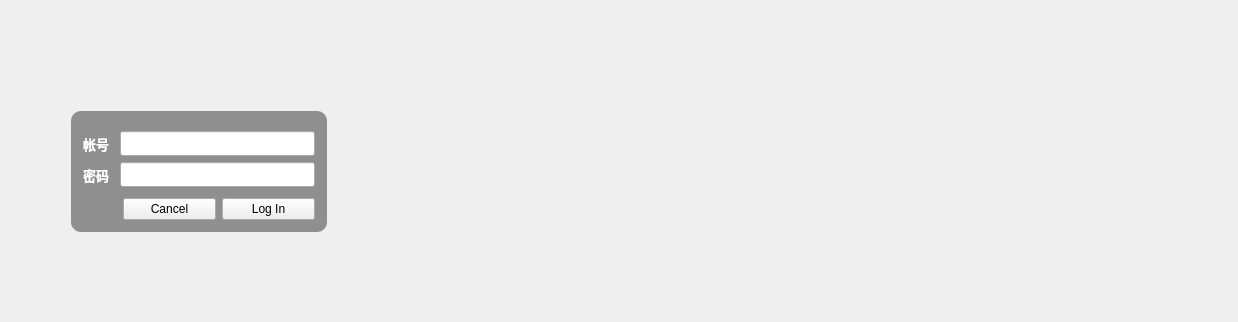
First picture: the form in src/server/login.ui, repository Connor1996/Distributed-Air-Conditioning-System, before the edit.
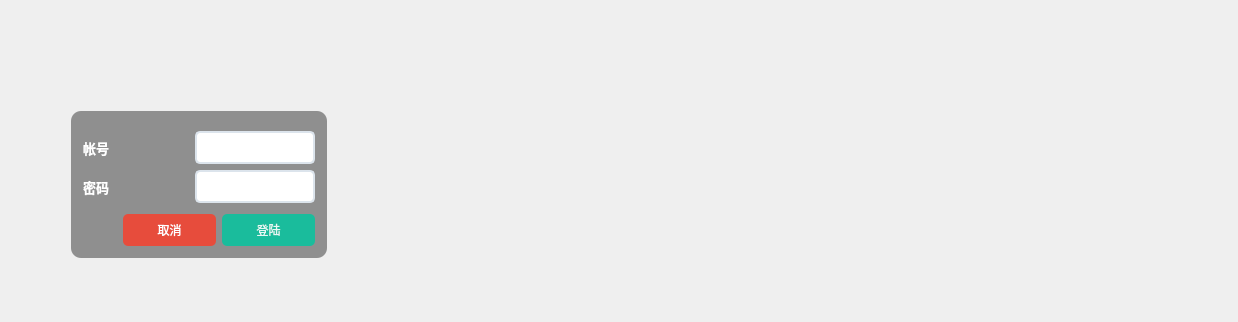
Second picture: the form after the edit. Icons and pictures are not drawn.

Diff of the .ui file:
```diff
--- a/src/server/login.ui
+++ b/src/server/login.ui
@@ -140,6 +140,12 @@
           </item>
           <item>
            <widget class="QLineEdit" name="usernameEdit">
+            <property name="sizePolicy">
+             <sizepolicy hsizetype="Minimum" vsizetype="Fixed">
+              <horstretch>0</horstretch>
+              <verstretch>0</verstretch>
+             </sizepolicy>
+            </property>
             <property name="font">
              <font>
               <family>微软雅黑</family>
@@ -151,6 +157,10 @@
             <property name="autoFillBackground">
              <bool>false</bool>
             </property>
+            <property name="styleSheet">
+             <string notr="true">QLineEdit{border-style:none;padding:5px;border-radius:5px;border:2px solid #DCE4EC;}
+QLineEdit:focus{border:2px solid #3498DB;}</string>
+            </property>
            </widget>
           </item>
          </layout>
@@ -193,6 +203,12 @@
           </item>
           <item>
            <widget class="QLineEdit" name="passwordEdit">
+            <property name="sizePolicy">
+             <sizepolicy hsizetype="Minimum" vsizetype="Fixed">
+              <horstretch>0</horstretch>
+              <verstretch>0</verstretch>
+             </sizepolicy>
+            </property>
             <property name="font">
              <font>
               <family>微软雅黑</family>
@@ -202,7 +218,8 @@
              <bool>false</bool>
             </property>
             <property name="styleSheet">
-             <string notr="true"/>
+             <string notr="true">QLineEdit{border-style:none;padding:5px;border-radius:5px;border:2px solid #DCE4EC;}
+QLineEdit:focus{border:2px solid #3498DB;}</string>
             </property>
             <property name="text">
              <string/>
@@ -257,10 +274,11 @@
              <enum>Qt::NoFocus</enum>
             </property>
             <property name="styleSheet">
-             <string notr="true"/>
+             <string notr="true">QPushButton{border-style:none;padding:7px;border-radius:5px;color:#FFFFFF;background:#E74C3C;}
+QPushButton:hover{color:#FFF5E7;background:#EC7064;}QPushButton:pressed{color:#F5A996;background:#DC2D1A;}</string>
             </property>
             <property name="text">
-             <string>Cancel</string>
+             <string>取消</string>
             </property>
             <property name="flat">
              <bool>false</bool>
@@ -275,8 +293,12 @@
             <property name="focusPolicy">
              <enum>Qt::NoFocus</enum>
             </property>
+            <property name="styleSheet">
+             <string notr="true">QPushButton{border-style:none;padding:7px;border-radius:5px;color:#E6F8F5;background:#1ABC9C;}
+QPushButton:hover{color:#FFFFFF;background:#2EE1C1;}QPushButton:pressed{color:#A7EEE6;background:#16A086;}</string>
+            </property>
             <property name="text">
-             <string>Log In</string>
+             <string>登陆</string>
             </property>
            </widget>
           </item>
```
